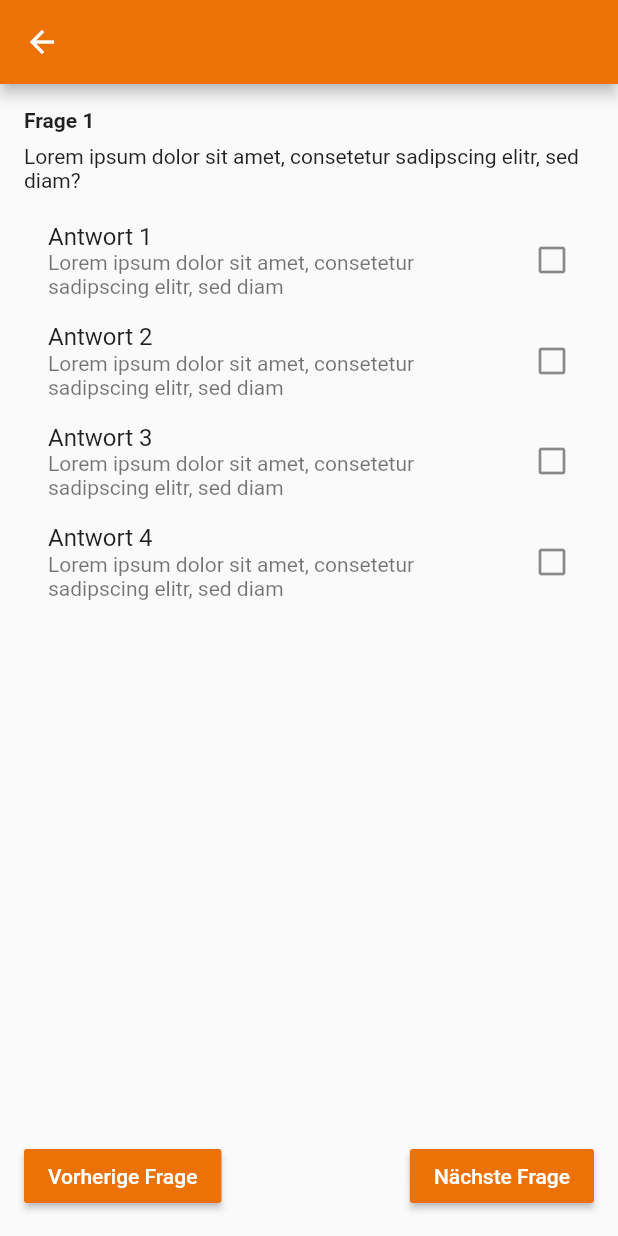
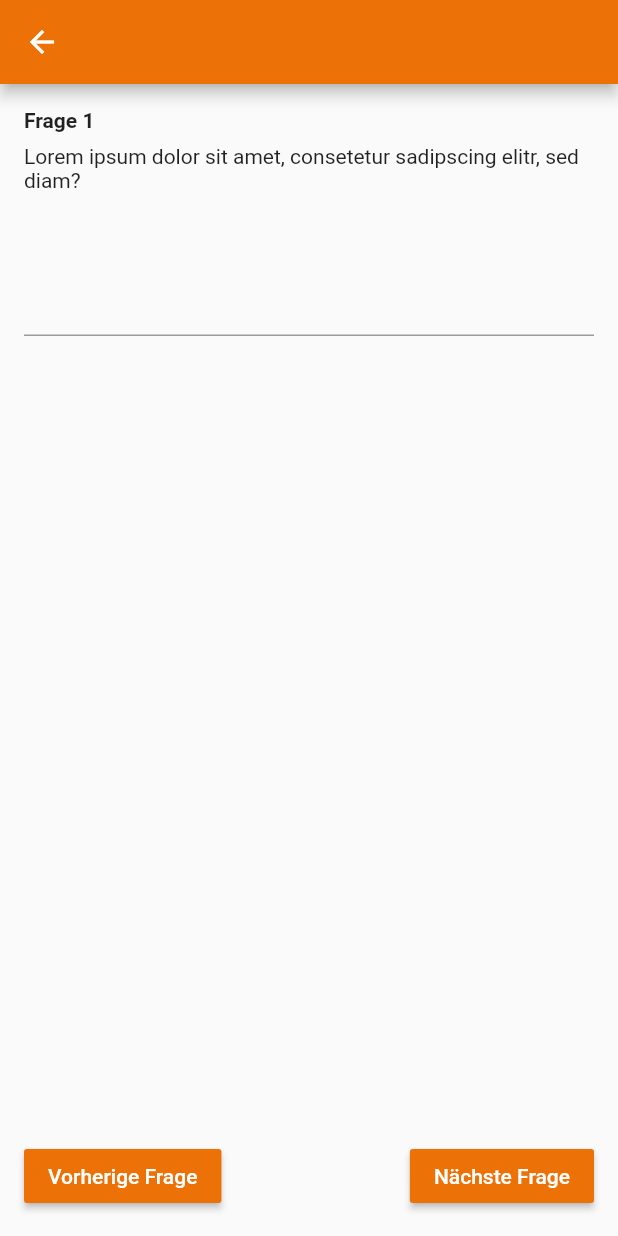
Before and after one commit to smartens/es4students, a Flutter app: the QuizPage screen opened directly with empty values, on a phone screen of 412 x 824 dp. Run offline on Flutter 3.47's test engine with Material 2 defaults, Android fonts, the phone set to English and light mode, and no system bars; our stand-ins replace bloc, equatable, flutter_bloc, fluttertoast, introduction_screen, shared_preferences; missing offline and left inert: flutter_full_pdf_viewer; accounts and stored records are empty; generated files the repository leaves out were written again; statements that could not run were skipped.

Commit message:
Add Open ended Question

```diff
--- /dev/null
+++ b/lib/view/quiz/oe_question.dart
@@ -0,0 +1,28 @@
+import 'package:flutter/material.dart';
+
+class OEQuestion extends StatefulWidget {
+  OEQuestion({Key key, q}) : super(key: key);
+
+  @override
+  _OEQuestionState createState() => _OEQuestionState();
+}
+
+class _OEQuestionState extends State<OEQuestion> {
+  TextEditingController answerField = new TextEditingController();
+
+  @override
+  Widget build(BuildContext context) {
+    return Column(
+      children: <Widget>[
+        SizedBox(
+          height: 32.0,
+        ),
+        TextField(
+          controller: TextEditingController(),
+          keyboardType: TextInputType.multiline,
+          maxLines: null,
+        ),
+      ],
+    );
+  }
+}
--- a/lib/view/quiz/question.dart
+++ b/lib/view/quiz/question.dart
@@ -1,4 +1,7 @@
 import 'package:flutter/material.dart';
+
+import 'package:es4students/view/quiz/mc_question.dart';
+import 'package:es4students/view/quiz/oe_question.dart';
 
 class Question extends StatefulWidget {
   final int number;
@@ -15,24 +18,7 @@ class Question extends StatefulWidget {
 }
 
 class _QuestionState extends State<Question> {
-  List<Widget> generateQuestion() {
-    List<Widget> answers = new List<Widget>();
-    answers.addAll(<Widget>[
-      Text(
-        'Frage ' + widget.number.toString(),
-        style: TextStyle(fontWeight: FontWeight.bold),
-      ),
-      SizedBox(height: 8.0),
-      Text(widget.qText),
-      SizedBox(height: 16.0)
-    ]);
-    for (int i = 1; i < 5; i++)
-      answers.addAll(<Widget>[
-        AnswerTile(number: i),
-        SizedBox(height: 8.0),
-      ]);
-    return answers;
-  }
+  bool b = false;
 
   @override
   Widget build(BuildContext context) {
@@ -43,30 +29,44 @@ class _QuestionState extends State<Question> {
         children: <Widget>[
           Column(
             crossAxisAlignment: CrossAxisAlignment.start,
-            children: generateQuestion(),
+            children: <Widget>[
+              Text(
+                'Frage ' + widget.number.toString(),
+                style: TextStyle(fontWeight: FontWeight.bold),
+              ),
+              SizedBox(height: 8.0),
+              Text(widget.qText),
+              SizedBox(height: 16.0),
+              b ? MCQuestion()
+                  : OEQuestion(),
+            ],
           ),
-          Align(
+          Align( //Weiter- & Zurück-Buttons
             alignment: Alignment.bottomCenter,
             child: Row(
               mainAxisAlignment: MainAxisAlignment.spaceBetween,
               children: <Widget>[
                 RaisedButton(
-                  //shape: StadiumBorder(),
-                  color: Theme.of(context).primaryColor,
-                  onPressed: () => {
-                        /*...*/
-                      },
+                  color: Theme
+                      .of(context)
+                      .primaryColor,
+                  onPressed: () =>
+                  {
+                    /*...*/
+                  },
                   child: Text(
                     'Vorherige Frage',
                     style: TextStyle(color: Colors.white),
                   ),
                 ),
                 RaisedButton(
-                  //shape: StadiumBorder(),
-                  color: Theme.of(context).primaryColor,
-                  onPressed: () => {
-                        /*...*/
-                      },
+                  color: Theme
+                      .of(context)
+                      .primaryColor,
+                  onPressed: () =>
+                  {
+                    /*...*/
+                  },
                   child: Text(
                     'Nächste Frage',
                     style: TextStyle(color: Colors.white),
@@ -80,44 +80,3 @@ class _QuestionState extends State<Question> {
     );
   }
 }
-
-class AnswerTile extends StatefulWidget {
-  final int number;
-
-  AnswerTile({Key key, @required this.number}) : super(key: key);
-
-  @override
-  _AnswerTileState createState() => _AnswerTileState();
-}
-
-class _AnswerTileState extends State<AnswerTile> {
-  bool _checked;
-
-  @override
-  void initState() {
-    super.initState();
-    _checked = false;
-  }
-
-  @override
-  Widget build(BuildContext context) {
-    return GestureDetector(
-      onTap: () => {
-            setState(() {
-              _checked = !_checked;
-            })
-          },
-      child: ListTile(
-        title: Text('Antwort ' + widget.number.toString()),
-        subtitle: Text('Lorem ipsum dolor sit amet, consetetur sadipscing'
-            ' elitr, sed diam'),
-        trailing: _checked
-            ? Icon(
-                Icons.check_box,
-                color: Theme.of(context).primaryColor,
-              )
-            : Icon(Icons.check_box_outline_blank),
-      ),
-    );
-  }
-}
```
Also changed, not shown: lib/view/quiz/mc_question.dart (added, +80 -0 lines).
